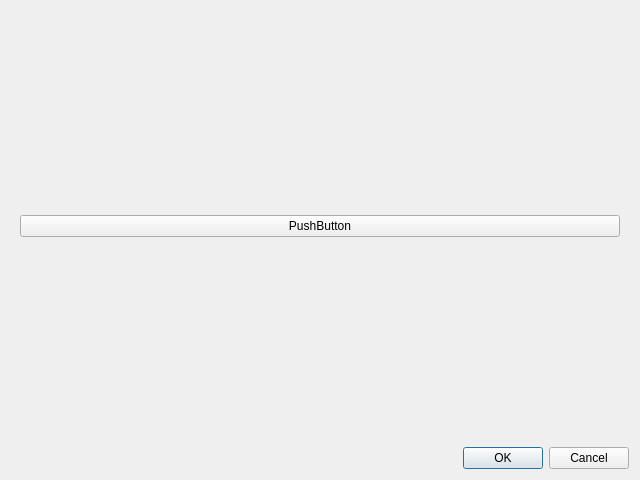
Before: the Qt Designer form Headers/QPenDialog.ui in jondef/QDataVis, drawn with Qt 5.
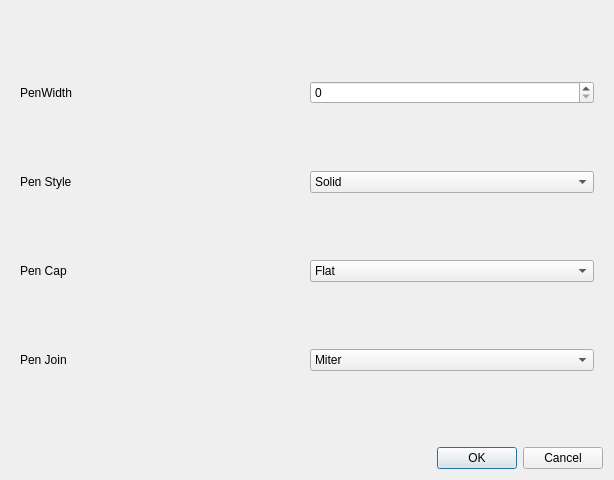
After: the same form once the commit is applied.

Patch:
```diff
--- a/Headers/QPenDialog.ui
+++ b/Headers/QPenDialog.ui
@@ -6,7 +6,7 @@
             <rect>
                 <x>0</x>
                 <y>0</y>
-                <width>640</width>
+                <width>614</width>
                 <height>480</height>
             </rect>
         </property>
@@ -14,7 +14,7 @@
             <string>Dialog</string>
         </property>
         <layout class="QGridLayout" name="gridLayout">
-            <item row="1" column="0">
+            <item row="2" column="0">
                 <widget class="QDialogButtonBox" name="buttonBox">
                     <property name="orientation">
                         <enum>Qt::Horizontal</enum>
@@ -24,16 +24,112 @@
                     </property>
                 </widget>
             </item>
-            <item row="0" column="0">
+            <item row="1" column="0">
                 <widget class="QWidget" name="widget" native="true">
                     <layout class="QGridLayout" name="gridLayout_2">
+                        <item row="1" column="0">
+                            <widget class="QLabel" name="label">
+                                <property name="text">
+                                    <string>Pen Style</string>
+                                </property>
+                            </widget>
+                        </item>
                         <item row="0" column="0">
-                            <widget class="QPushButton" name="pushButton">
+                            <widget class="QLabel" name="label_4">
                                 <property name="text">
-                                    <string>PushButton</string>
+                                    <string>PenWidth</string>
                                 </property>
                             </widget>
                         </item>
+                        <item row="2" column="0">
+                            <widget class="QLabel" name="label_2">
+                                <property name="text">
+                                    <string>Pen Cap</string>
+                                </property>
+                            </widget>
+                        </item>
+                        <item row="3" column="0">
+                            <widget class="QLabel" name="label_3">
+                                <property name="text">
+                                    <string>Pen Join</string>
+                                </property>
+                            </widget>
+                        </item>
+                        <item row="0" column="1">
+                            <widget class="QSpinBox" name="spinBox"/>
+                        </item>
+                        <item row="1" column="1">
+                            <widget class="QComboBox" name="comboBox">
+                                <item>
+                                    <property name="text">
+                                        <string>Solid</string>
+                                    </property>
+                                </item>
+                                <item>
+                                    <property name="text">
+                                        <string>Dash</string>
+                                    </property>
+                                </item>
+                                <item>
+                                    <property name="text">
+                                        <string>Dot</string>
+                                    </property>
+                                </item>
+                                <item>
+                                    <property name="text">
+                                        <string>Dash Dot</string>
+                                    </property>
+                                </item>
+                                <item>
+                                    <property name="text">
+                                        <string>Dash Dot Dot</string>
+                                    </property>
+                                </item>
+                                <item>
+                                    <property name="text">
+                                        <string>None</string>
+                                    </property>
+                                </item>
+                            </widget>
+                        </item>
+                        <item row="2" column="1">
+                            <widget class="QComboBox" name="comboBox_2">
+                                <item>
+                                    <property name="text">
+                                        <string>Flat</string>
+                                    </property>
+                                </item>
+                                <item>
+                                    <property name="text">
+                                        <string>Square</string>
+                                    </property>
+                                </item>
+                                <item>
+                                    <property name="text">
+                                        <string>Round</string>
+                                    </property>
+                                </item>
+                            </widget>
+                        </item>
+                        <item row="3" column="1">
+                            <widget class="QComboBox" name="comboBox_3">
+                                <item>
+                                    <property name="text">
+                                        <string>Miter</string>
+                                    </property>
+                                </item>
+                                <item>
+                                    <property name="text">
+                                        <string>Bevel</string>
+                                    </property>
+                                </item>
+                                <item>
+                                    <property name="text">
+                                        <string>Round</string>
+                                    </property>
+                                </item>
+                            </widget>
+                        </item>
                     </layout>
                 </widget>
             </item>
```
Left out of the diff: 2 changed lines with no effect on the pictures.
